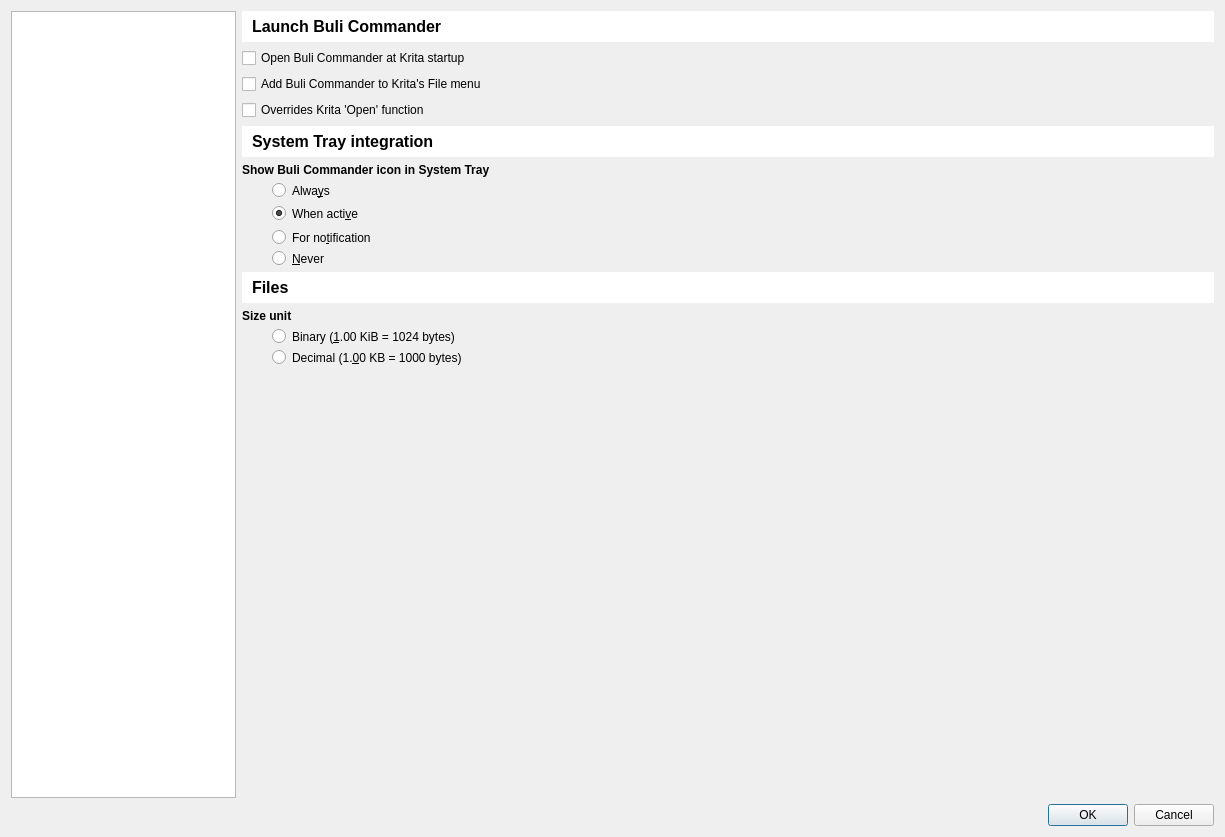
The window that bulicommander/bulicommander/bc/resources/bcsettings.ui (Grum999/BuliCommander) describes before a commit, drawn with Qt 5.
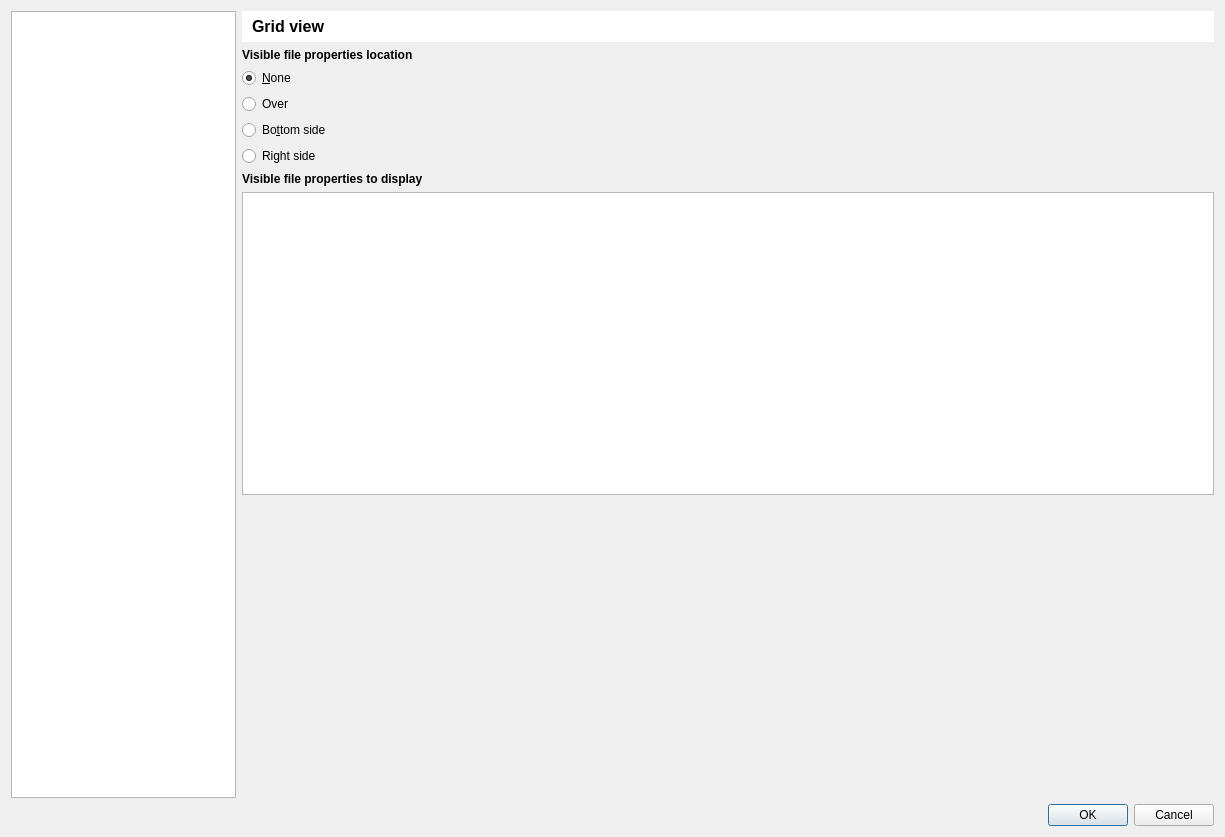
The same window after the commit. Icons and pictures are not drawn. Custom widgets are drawn as their Qt base class.

The edit to the form file:
```diff
--- a/bulicommander/bulicommander/bc/resources/bcsettings.ui
+++ b/bulicommander/bulicommander/bc/resources/bcsettings.ui
@@ -80,7 +80,7 @@
      <item>
       <widget class="QStackedWidget" name="swCatPages">
        <property name="currentIndex">
-        <number>0</number>
+        <number>3</number>
        </property>
        <widget class="QWidget" name="pageCatGeneral">
         <layout class="QVBoxLayout" name="verticalLayout">
@@ -1147,6 +1147,179 @@
          </item>
         </layout>
        </widget>
+       <widget class="QWidget" name="pageCatFiles">
+        <layout class="QHBoxLayout" name="horizontalLayout_10">
+         <property name="leftMargin">
+          <number>0</number>
+         </property>
+         <property name="topMargin">
+          <number>0</number>
+         </property>
+         <property name="rightMargin">
+          <number>0</number>
+         </property>
+         <property name="bottomMargin">
+          <number>0</number>
+         </property>
+         <item>
+          <widget class="QScrollArea" name="scrollArea_3">
+           <property name="frameShape">
+            <enum>QFrame::NoFrame</enum>
+           </property>
+           <property name="horizontalScrollBarPolicy">
+            <enum>Qt::ScrollBarAlwaysOff</enum>
+           </property>
+           <property name="widgetResizable">
+            <bool>true</bool>
+           </property>
+           <widget class="QWidget" name="scrollAreaWidgetContents_3">
+            <property name="geometry">
+             <rect>
+              <x>0</x>
+              <y>0</y>
+              <width>980</width>
+              <height>784</height>
+             </rect>
+            </property>
+            <layout class="QGridLayout" name="gridLayout_4">
+             <property name="leftMargin">
+              <number>0</number>
+             </property>
+             <property name="topMargin">
+              <number>0</number>
+             </property>
+             <property name="rightMargin">
+              <number>0</number>
+             </property>
+             <property name="bottomMargin">
+              <number>0</number>
+             </property>
+             <item row="2" column="0">
+              <widget class="QRadioButton" name="rbCFNfoGridNone">
+               <property name="toolTip">
+                <string>No informations will be displayed for thumbnails</string>
+               </property>
+               <property name="text">
+                <string>&amp;None</string>
+               </property>
+               <property name="checked">
+                <bool>true</bool>
+               </property>
+               <attribute name="buttonGroup">
+                <string notr="true">buttonGroupPanGridView</string>
+               </attribute>
+              </widget>
+             </item>
+             <item row="4" column="0">
+              <widget class="QRadioButton" name="rbCFNfoGridBottom">
+               <property name="toolTip">
+                <string>&lt;html&gt;&lt;head/&gt;&lt;body&gt;&lt;p&gt;Informations will be displayed under thumbnails&lt;/p&gt;&lt;/body&gt;&lt;/html&gt;</string>
+               </property>
+               <property name="text">
+                <string>Bo&amp;ttom side</string>
+               </property>
+               <attribute name="buttonGroup">
+                <string notr="true">buttonGroupPanGridView</string>
+               </attribute>
+              </widget>
+             </item>
+             <item row="3" column="0">
+              <widget class="QRadioButton" name="rbCFNfoGridOver">
+               <property name="toolTip">
+                <string>&lt;html&gt;&lt;head/&gt;&lt;body&gt;&lt;p&gt;Informations will be displayed over thumbnails&lt;/p&gt;&lt;p&gt;&lt;br/&gt;&lt;span style=&quot; font-weight:600; font-style:italic;&quot;&gt;Note: &lt;/span&gt;&lt;/p&gt;&lt;p&gt;As this mode is useless for smaller thumbnails view (64pixels and 96pixels thumbnails size), when choosing this mode nothing is displayed for small thumbnails size&lt;/p&gt;&lt;/body&gt;&lt;/html&gt;</string>
+               </property>
+               <property name="text">
+                <string>Over</string>
+               </property>
+               <attribute name="buttonGroup">
+                <string notr="true">buttonGroupPanGridView</string>
+               </attribute>
+              </widget>
+             </item>
+             <item row="8" column="0">
+              <spacer name="verticalSpacer_4">
+               <property name="orientation">
+                <enum>Qt::Vertical</enum>
+               </property>
+               <property name="sizeHint" stdset="0">
+                <size>
+                 <width>20</width>
+                 <height>40</height>
+                </size>
+               </property>
+              </spacer>
+             </item>
+             <item row="0" column="0">
+              <widget class="QLabel" name="label_27">
+               <property name="font">
+                <font>
+                 <pointsize>12</pointsize>
+                 <weight>75</weight>
+                 <bold>true</bold>
+                </font>
+               </property>
+               <property name="styleSheet">
+                <string notr="true">background-color: palette(light);padding: 6;</string>
+               </property>
+               <property name="text">
+                <string>Grid view</string>
+               </property>
+               <property name="margin">
+                <number>4</number>
+               </property>
+              </widget>
+             </item>
+             <item row="1" column="0">
+              <widget class="QLabel" name="label_28">
+               <property name="font">
+                <font>
+                 <weight>75</weight>
+                 <bold>true</bold>
+                </font>
+               </property>
+               <property name="toolTip">
+                <string>&lt;html&gt;&lt;head/&gt;&lt;body&gt;&lt;p&gt;Define which and how files properties information are displayed in Grid view mode&lt;/p&gt;&lt;/body&gt;&lt;/html&gt;</string>
+               </property>
+               <property name="text">
+                <string>Visible file properties location</string>
+               </property>
+              </widget>
+             </item>
+             <item row="5" column="0">
+              <widget class="QRadioButton" name="rbCFNfoGridRight">
+               <property name="toolTip">
+                <string>&lt;html&gt;&lt;head/&gt;&lt;body&gt;&lt;p&gt;Informations will be displayed to right side of thumbnails&lt;/p&gt;&lt;/body&gt;&lt;/html&gt;</string>
+               </property>
+               <property name="text">
+                <string>Right side</string>
+               </property>
+               <attribute name="buttonGroup">
+                <string notr="true">buttonGroupPanGridView</string>
+               </attribute>
+              </widget>
+             </item>
+             <item row="6" column="0">
+              <widget class="QLabel" name="label_29">
+               <property name="font">
+                <font>
+                 <weight>75</weight>
+                 <bold>true</bold>
+                </font>
+               </property>
+               <property name="text">
+                <string>Visible file properties to display</string>
+               </property>
+              </widget>
+             </item>
+             <item row="7" column="0">
+              <widget class="WOrderedList" name="lwCFNfoGridFields"/>
+             </item>
+            </layout>
+           </widget>
+          </widget>
+         </item>
+        </layout>
+       </widget>
        <widget class="QWidget" name="pageCatClipboard">
         <layout class="QGridLayout" name="gridLayout_3">
          <property name="leftMargin">
@@ -1651,6 +1824,11 @@
    <header>bulicommander.bc.bcwpathbar</header>
    <container>1</container>
   </customwidget>
+  <customwidget>
+   <class>WOrderedList</class>
+   <extends>QListWidget</extends>
+   <header>bulicommander.pktk.widgets.worderedlist</header>
+  </customwidget>
  </customwidgets>
  <resources>
   <include location="../../pktk/resources/svg/dark_icons.qrc"/>
```
Left out of the diff: 20 changed lines with no effect on the pictures.
